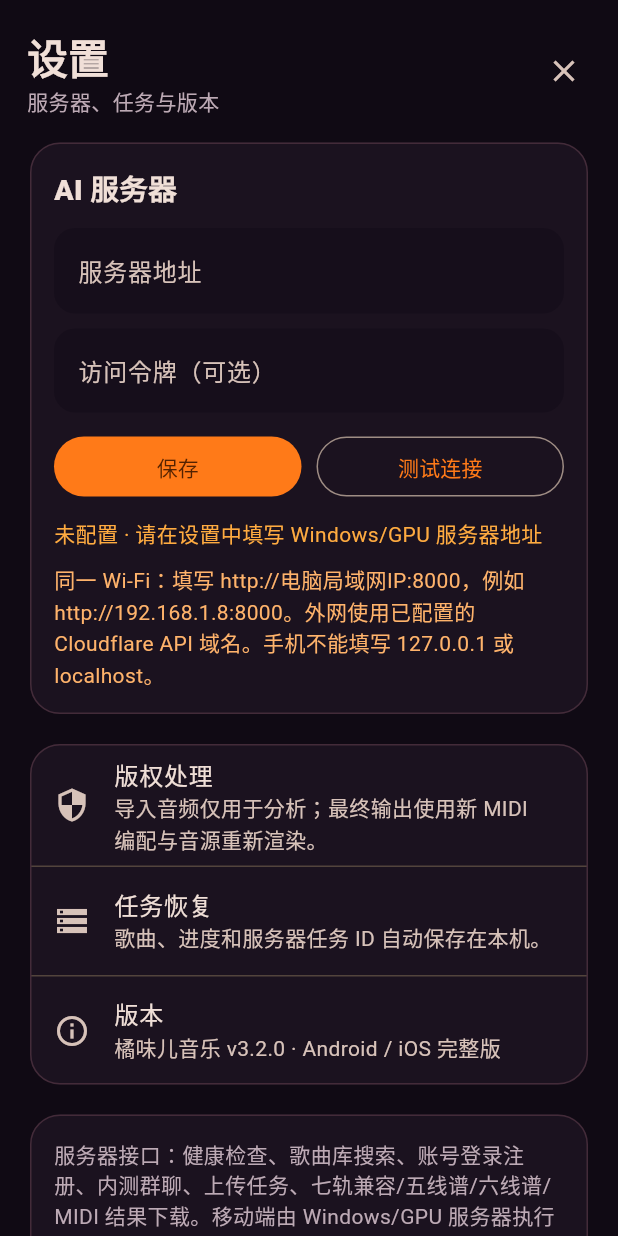
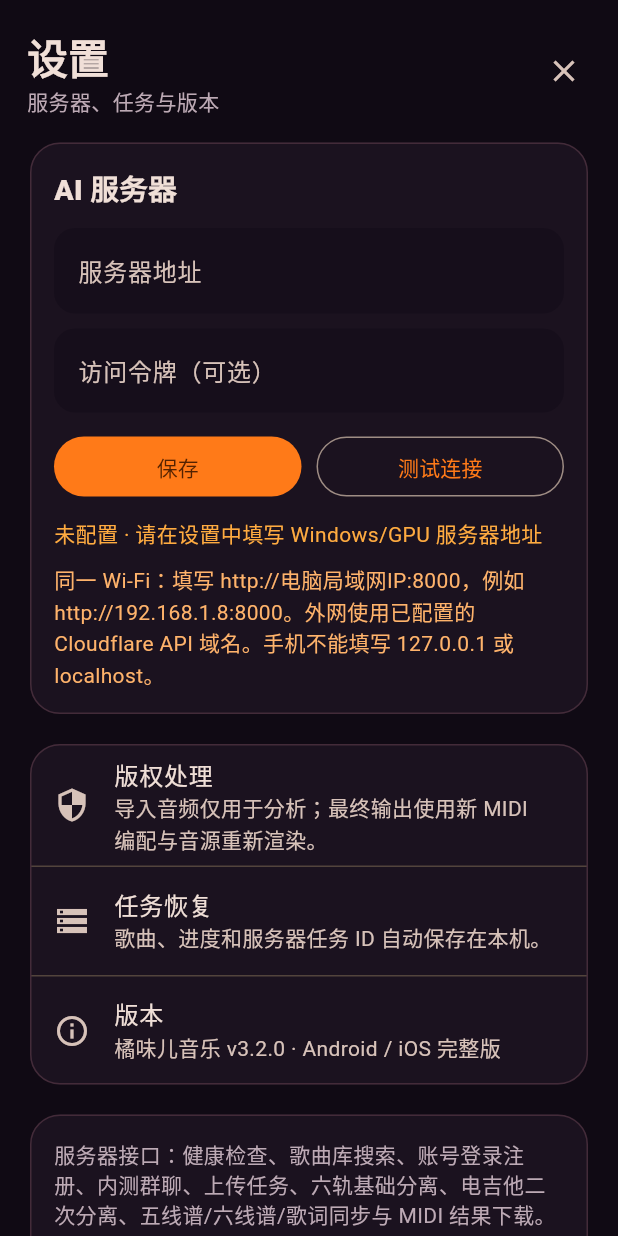
Before and after one commit to wusihong398-dev/NOVRIA-AI-Music-Studio, a Flutter app: the screen it shows after launch, after a tap on "设置", on a phone screen of 412 x 824 dp. Run offline on Flutter 3.47's test engine with Material 3 defaults, Android fonts, the phone set to English and light mode, and no system bars; our stand-ins replace file_picker, just_audio, shared_preferences.

Commit message:
feat(v3.2.0): mobile library and score update 13

```diff
--- a/mobile/lib/main.dart
+++ b/mobile/lib/main.dart
@@ -1418,7 +1418,7 @@ class _SettingsPageState extends State<SettingsPage> {
           ])),
           const SizedBox(height: 12),
           const Card(child: Padding(padding: EdgeInsets.all(16), child: Text(
-            '服务器接口：健康检查、歌曲库搜索、账号登录注册、内测群聊、上传任务、七轨兼容/五线谱/六线谱/MIDI 结果下载。移动端由 Windows/GPU 服务器执行 Demucs 与智能编配。',
+            '服务器接口：健康检查、歌曲库搜索、账号登录注册、内测群聊、上传任务、六轨基础分离、电吉他二次分离、五线谱/六线谱/歌词同步与 MIDI 结果下载。移动端由 Windows/GPU 服务器执行 Demucs 与智能编配。',
             style: TextStyle(color: Color(0xFFBDAAB5)),
           ))),
         ])),
```
